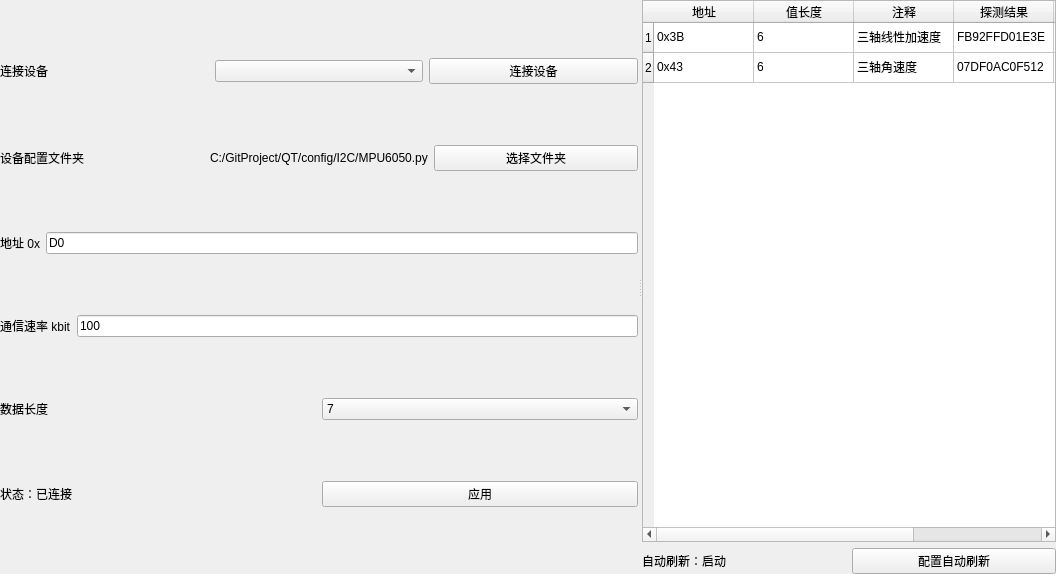
The window that thirdTarget_I2CTool/IICDeviceEach.ui (Yecgaa1/WirelessMonitor) describes before a commit, drawn with Qt 5.
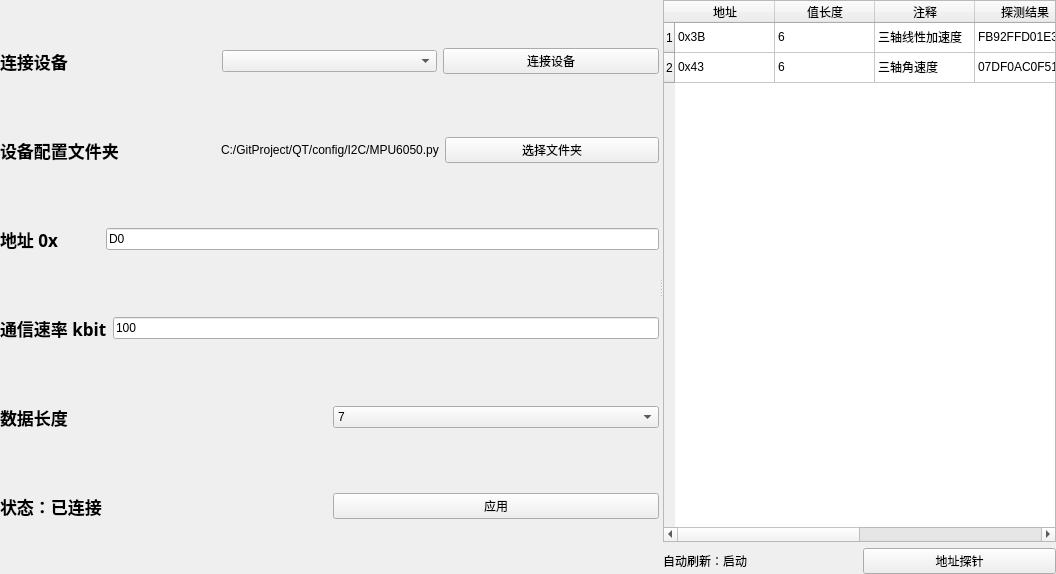
The same window after the commit. Custom widgets are drawn as their Qt base class.

Patch:
```diff
--- a/thirdTarget_I2CTool/IICDeviceEach.ui
+++ b/thirdTarget_I2CTool/IICDeviceEach.ui
@@ -42,7 +42,20 @@
        <item>
         <layout class="QHBoxLayout" name="horizontalLayout_8">
          <item>
-          <widget class="QLabel" name="label_5">
+          <widget class="FluLabel" name="label_5">
+           <property name="minimumSize">
+            <size>
+             <width>100</width>
+             <height>50</height>
+            </size>
+           </property>
+           <property name="font">
+            <font>
+             <family>幼圆</family>
+             <pointsize>13</pointsize>
+             <bold>true</bold>
+            </font>
+           </property>
            <property name="text">
             <string>连接设备</string>
            </property>
@@ -63,7 +76,20 @@
        <item>
         <layout class="QHBoxLayout" name="horizontalLayout_6">
          <item>
-          <widget class="QLabel" name="label_4">
+          <widget class="FluLabel" name="label_4">
+           <property name="minimumSize">
+            <size>
+             <width>100</width>
+             <height>50</height>
+            </size>
+           </property>
+           <property name="font">
+            <font>
+             <family>幼圆</family>
+             <pointsize>13</pointsize>
+             <bold>true</bold>
+            </font>
+           </property>
            <property name="text">
             <string>设备配置文件夹</string>
            </property>
@@ -88,7 +114,20 @@
        <item>
         <layout class="QHBoxLayout" name="horizontalLayout_2">
          <item>
-          <widget class="QLabel" name="label">
+          <widget class="FluLabel" name="label">
+           <property name="minimumSize">
+            <size>
+             <width>100</width>
+             <height>50</height>
+            </size>
+           </property>
+           <property name="font">
+            <font>
+             <family>幼圆</family>
+             <pointsize>13</pointsize>
+             <bold>true</bold>
+            </font>
+           </property>
            <property name="text">
             <string>地址 0x</string>
            </property>
@@ -106,7 +145,20 @@
        <item>
         <layout class="QHBoxLayout" name="horizontalLayout_3">
          <item>
-          <widget class="QLabel" name="label_2">
+          <widget class="FluLabel" name="label_2">
+           <property name="minimumSize">
+            <size>
+             <width>100</width>
+             <height>50</height>
+            </size>
+           </property>
+           <property name="font">
+            <font>
+             <family>幼圆</family>
+             <pointsize>13</pointsize>
+             <bold>true</bold>
+            </font>
+           </property>
            <property name="text">
             <string>通信速率 kbit</string>
            </property>
@@ -124,7 +176,20 @@
        <item>
         <layout class="QHBoxLayout" name="horizontalLayout_4">
          <item>
-          <widget class="QLabel" name="label_3">
+          <widget class="FluLabel" name="label_3">
+           <property name="minimumSize">
+            <size>
+             <width>100</width>
+             <height>50</height>
+            </size>
+           </property>
+           <property name="font">
+            <font>
+             <family>幼圆</family>
+             <pointsize>13</pointsize>
+             <bold>true</bold>
+            </font>
+           </property>
            <property name="text">
             <string>数据长度</string>
            </property>
@@ -149,7 +214,20 @@
        <item>
         <layout class="QHBoxLayout" name="horizontalLayout_5">
          <item>
-          <widget class="QLabel" name="state">
+          <widget class="FluLabel" name="state">
+           <property name="minimumSize">
+            <size>
+             <width>100</width>
+             <height>50</height>
+            </size>
+           </property>
+           <property name="font">
+            <font>
+             <family>幼圆</family>
+             <pointsize>13</pointsize>
+             <bold>true</bold>
+            </font>
+           </property>
            <property name="text">
             <string>状态：已连接</string>
            </property>
@@ -264,7 +342,7 @@
          <item>
           <widget class="QPushButton" name="ConfigAutoScan">
            <property name="text">
-            <string>配置自动刷新</string>
+            <string>地址探针</string>
            </property>
           </widget>
          </item>
@@ -283,6 +361,21 @@
    <header>repeaterwidget.h</header>
    <container>1</container>
   </customwidget>
+  <customwidget>
+   <class>FluPushButton</class>
+   <extends>QPushButton</extends>
+   <header location="global">FluPushButton.h</header>
+  </customwidget>
+  <customwidget>
+   <class>FluLabel</class>
+   <extends>QLabel</extends>
+   <header location="global">FluLabel.h</header>
+  </customwidget>
+  <customwidget>
+   <class>FluComboBox</class>
+   <extends>QComboBox</extends>
+   <header location="global">FluComboBox.h</header>
+  </customwidget>
  </customwidgets>
  <resources/>
  <connections/>
```
Left out of the diff: 15 changed lines with no effect on the pictures.
